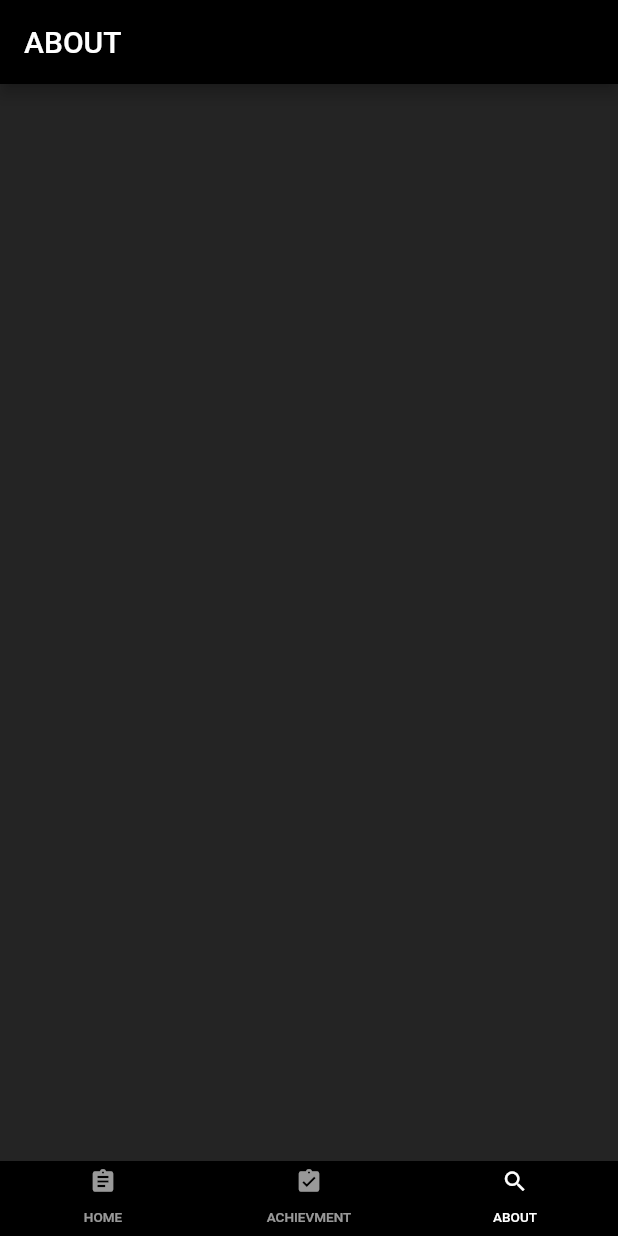
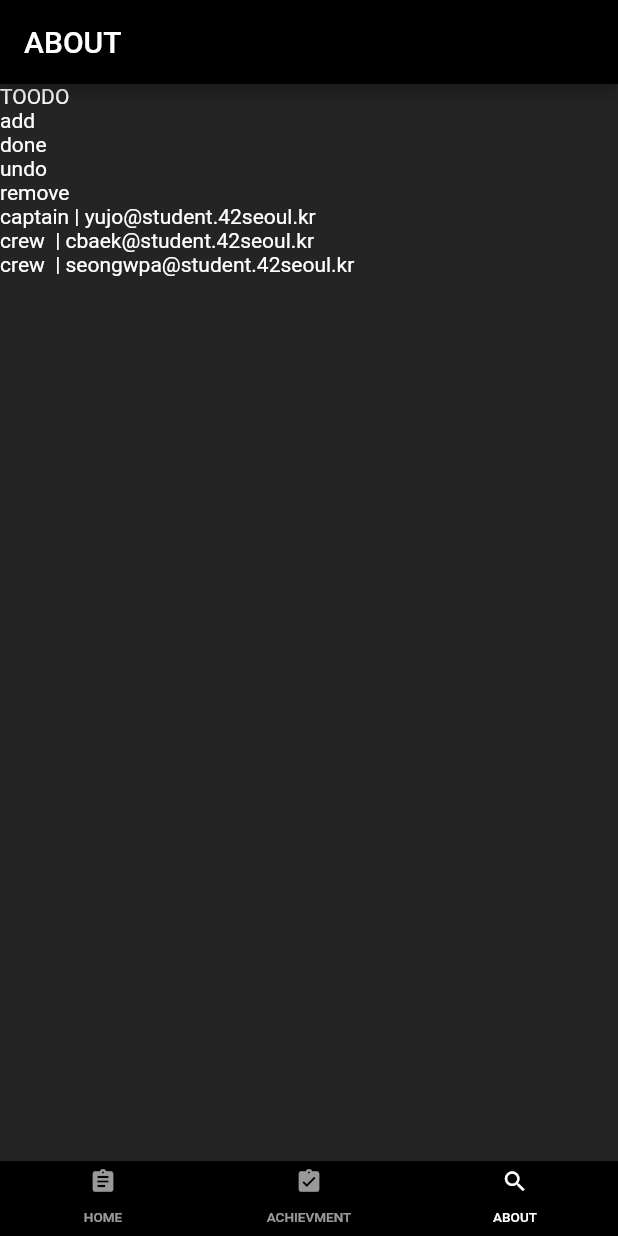
Before and after one commit to yujo11/PROGRAM_42, a Flutter app: the screen it shows after launch, item 3 of the bottom bar chosen, on a phone screen of 412 x 824 dp. Run offline on Flutter 3.47's test engine with Material 2 defaults, Android fonts, the phone set to English and light mode, and no system bars.

Commit message:
Add content in ABOUT screen

```diff
--- a/toodo_progrma42/lib/screen/screen_about.dart
+++ b/toodo_progrma42/lib/screen/screen_about.dart
@@ -23,6 +23,23 @@ class _AboutScreenState extends State<AboutScreen> {
             textAlign: TextAlign.center,
           ),
         ),
+        body: Column(
+          children: <Widget>[
+            FractionallySizedBox(
+              widthFactor: 1,
+              child: Text('TOODO'),
+            ),
+            FractionallySizedBox(
+              widthFactor: 1,
+              child: Text('add\n' + 'done\n' + 'undo\n' + 'remove'),
+            ),
+            FractionallySizedBox(
+              widthFactor: 1,
+              child: Text(
+                  'captain | yujo@student.42seoul.kr\ncrew 	| cbaek@student.42seoul.kr\ncrew 	| seongwpa@student.42seoul.kr'),
+            ),
+          ],
+        ),
       ),
     );
   }
```
